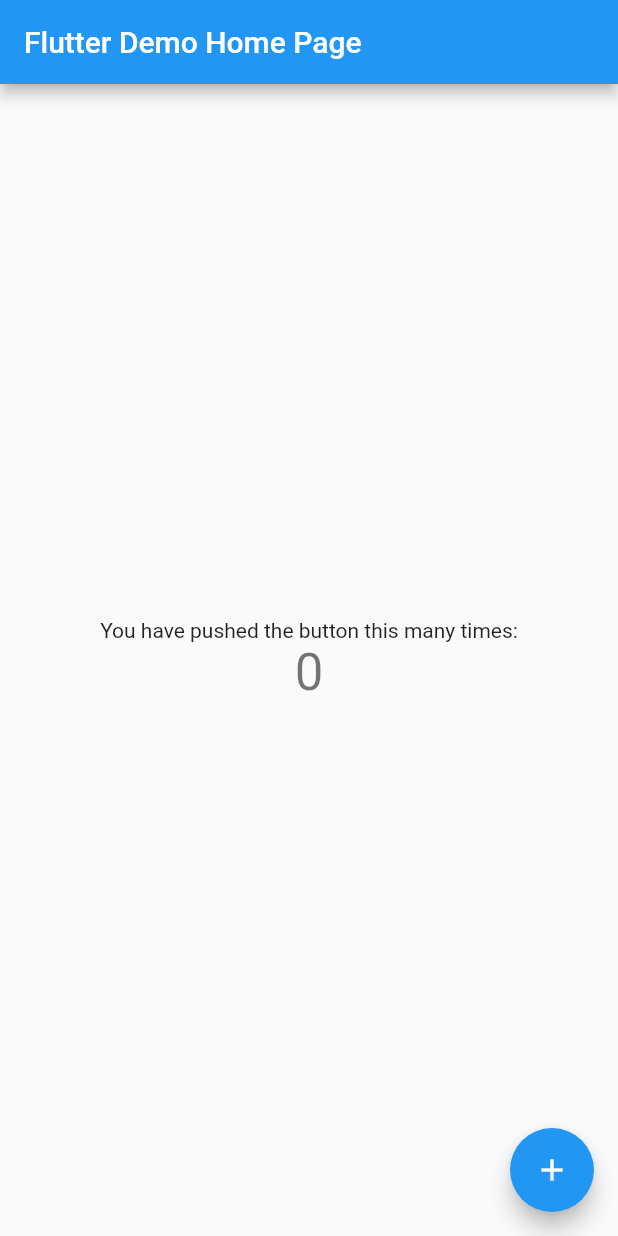
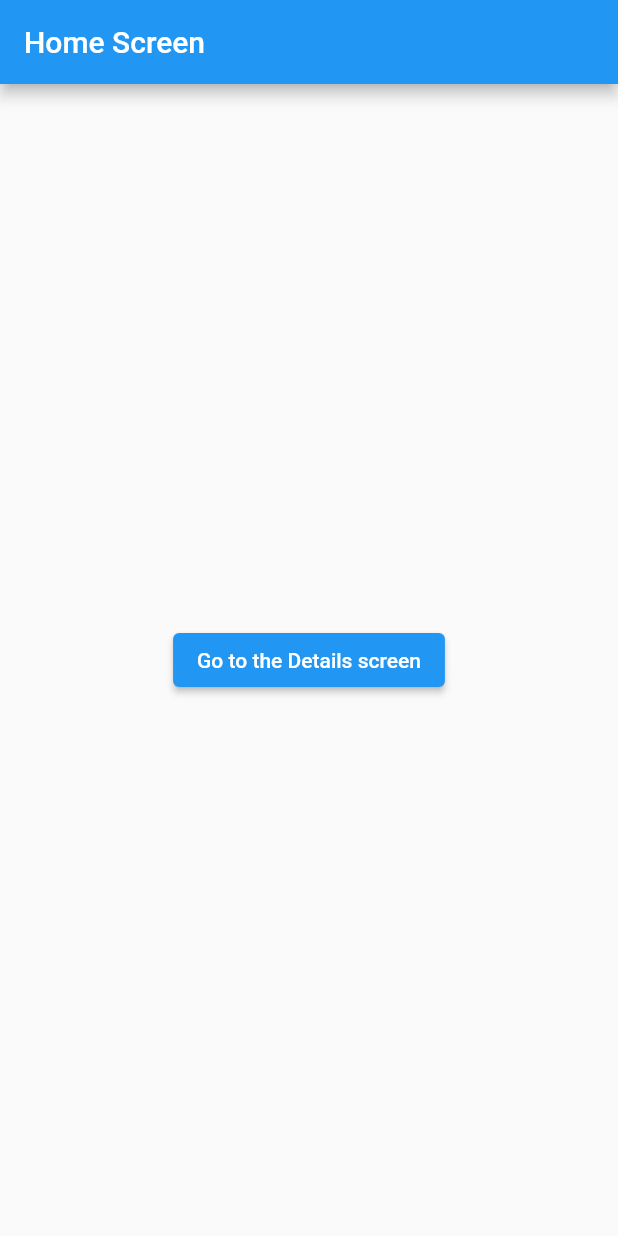
Before and after one commit to NayMak/flutter-template, a Flutter app: the screen it shows after launch, on a phone screen of 412 x 824 dp. Run offline on Flutter 3.47's test engine with Material 2 defaults, Android fonts, the phone set to English and light mode, and no system bars; our stand-ins replace go_router.

```diff
--- a/lib/main.dart
+++ b/lib/main.dart
@@ -1,4 +1,5 @@
 import 'package:flutter/material.dart';
+import 'package:go_router/go_router.dart';
 
 void main() {
   runApp(const MyApp());
@@ -9,82 +10,69 @@ class MyApp extends StatelessWidget {
 
   @override
   Widget build(BuildContext context) {
-    return MaterialApp(
-      title: 'Flutter Demo',
-      theme: ThemeData(
-        primarySwatch: Colors.blue,
+    return MaterialApp.router(
+      routerConfig: GoRouter(
+        routes: <RouteBase>[
+          GoRoute(
+            path: '/',
+            builder: (BuildContext context, GoRouterState state) {
+              return const HomeScreen();
+            },
+            routes: <RouteBase>[
+              GoRoute(
+                path: 'details',
+                builder: (BuildContext context, GoRouterState state) {
+                  return const DetailsScreen();
+                },
+              ),
+            ],
+          ),
+        ],
       ),
-      home: const MyHomePage(title: 'Flutter Demo Home Page'),
     );
   }
 }
 
-class MyHomePage extends StatefulWidget {
-  const MyHomePage({super.key, required this.title});
-  final String title;
-
-  @override
-  State<MyHomePage> createState() => _MyHomePageState();
-}
-
-class _MyHomePageState extends State<MyHomePage> {
-  int _counter = 0;
-
-  void _incrementCounter() {
-    setState(() {
-      _counter++;
-    });
-  }
+class HomeScreen extends StatelessWidget {
+  const HomeScreen({super.key});
 
   @override
   Widget build(BuildContext context) {
-    // This method is rerun every time setState is called, for instance as done
-    // by the _incrementCounter method above.
-    //
-    // The Flutter framework has been optimized to make rerunning build methods
-    // fast, so that you can just rebuild anything that needs updating rather
-    // than having to individually change instances of widgets.
     return Scaffold(
-      appBar: AppBar(
-        // Here we take the value from the MyHomePage object that was created by
-        // the App.build method, and use it to set our appbar title.
-        title: Text(widget.title),
-      ),
+      appBar: AppBar(title: const Text('Home Screen')),
       body: Center(
-        // Center is a layout widget. It takes a single child and positions it
-        // in the middle of the parent.
         child: Column(
-          // Column is also a layout widget. It takes a list of children and
-          // arranges them vertically. By default, it sizes itself to fit its
-          // children horizontally, and tries to be as tall as its parent.
-          //
-          // Invoke "debug painting" (press "p" in the console, choose the
-          // "Toggle Debug Paint" action from the Flutter Inspector in Android
-          // Studio, or the "Toggle Debug Paint" command in Visual Studio Code)
-          // to see the wireframe for each widget.
-          //
-          // Column has various properties to control how it sizes itself and
-          // how it positions its children. Here we use mainAxisAlignment to
-          // center the children vertically; the main axis here is the vertical
-          // axis because Columns are vertical (the cross axis would be
-          // horizontal).
           mainAxisAlignment: MainAxisAlignment.center,
           children: <Widget>[
-            const Text(
-              'You have pushed the button this many times:',
-            ),
-            Text(
-              '$_counter',
-              style: Theme.of(context).textTheme.headlineMedium,
+            ElevatedButton(
+              onPressed: () => context.go('/details'),
+              child: const Text('Go to the Details screen'),
             ),
           ],
         ),
       ),
-      floatingActionButton: FloatingActionButton(
-        onPressed: _incrementCounter,
-        tooltip: 'Increment',
-        child: const Icon(Icons.add),
-      ), // This trailing comma makes auto-formatting nicer for build methods.
     );
   }
 }
+
+class DetailsScreen extends StatelessWidget {
+  const DetailsScreen({super.key});
+
+  @override
+  Widget build(BuildContext context) {
+    return Scaffold(
+      appBar: AppBar(title: const Text('Details Screen')),
+      body: Center(
+        child: Column(
+          mainAxisAlignment: MainAxisAlignment.center,
+          children: <ElevatedButton>[
+            ElevatedButton(
+              onPressed: () => context.go('/'),
+              child: const Text('Go back to the Home screen'),
+            ),
+          ],
+        ),
+      ),
+    );
+  }
+}
```
Also changed, not shown: analysis_options.yaml (+18 -25 lines), pubspec.yaml (+6 -70 lines), 2 other files.
